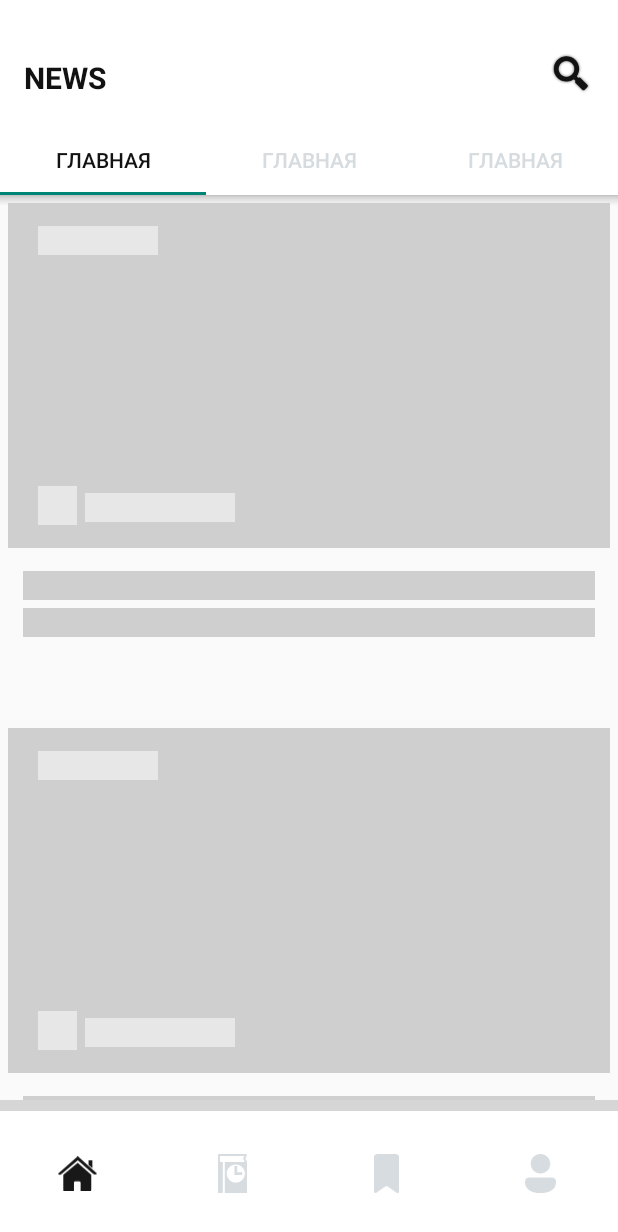
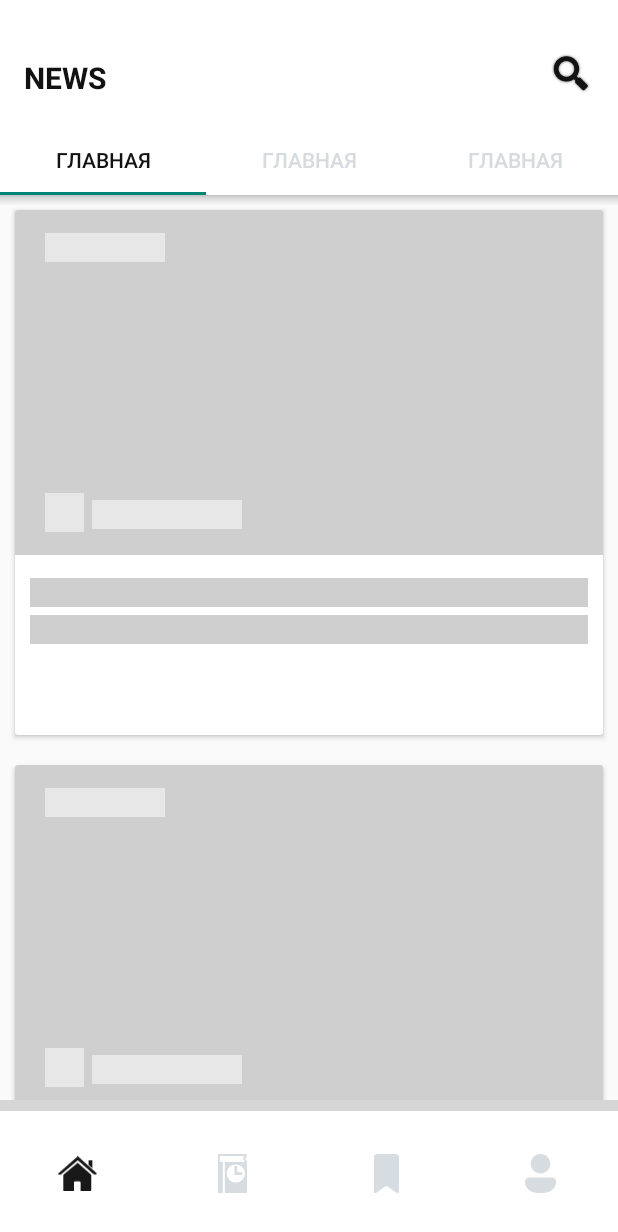
Before and after one commit to cj3dreams/RetroFitRecyclerView, an Android app: the screen it shows after launch (MainActivity), on a phone screen of 412 x 824 dp. Shown: the top 1232 px of the screen. Run offline under Robolectric (Android 15) with nearby library versions, the phone set to English and light mode, and no system bars; our stand-ins replace Shimmer; grey boxes are pictures that could not be loaded.

Commit message:
CardView

```diff
--- a/app/src/main/res/layout/item_shimmer.xml
+++ b/app/src/main/res/layout/item_shimmer.xml
@@ -1,13 +1,20 @@
 <?xml version="1.0" encoding="utf-8"?>
-<RelativeLayout xmlns:android="http://schemas.android.com/apk/res/android"
+<androidx.cardview.widget.CardView xmlns:android="http://schemas.android.com/apk/res/android"
     xmlns:app="http://schemas.android.com/apk/res-auto"
     android:layout_width="match_parent"
     android:layout_height="350dp"
+    xmlns:card_view="http://schemas.android.com/tools"
     android:minHeight="350dp"
+    android:layout_margin="10dp"
+    card_view:cardCornerRadius="@dimen/cardview_default_radius"
+    card_view:cardElevation="@dimen/cardview_default_elevation"
+
     android:padding="5dp">
 
     <RelativeLayout
-
+        android:layout_width="match_parent"
+        android:layout_height="match_parent">
+    <RelativeLayout
         android:id="@+id/itemImgR"
         android:layout_width="match_parent"
         android:layout_height="230dp">
@@ -72,4 +79,5 @@
         android:layout_marginBottom="20dp"
         android:background="#CFCFCF"
         android:text="" />
-</RelativeLayout>
+    </RelativeLayout>
+</androidx.cardview.widget.CardView>
```
Also changed, not shown: app/src/main/res/layout/item_news.xml (+10 -2 lines).
